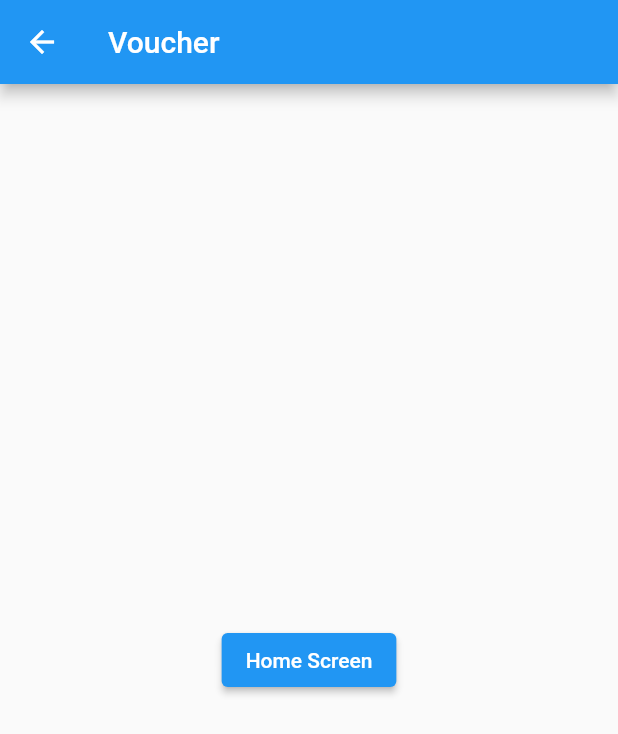
After one commit to axndmathias/flutter_food_delivery_app, a Flutter app: the VoucherScreen screen opened by its route, on a phone screen of 412 x 824 dp. The commit adds this screen. Shown: the top 734 px of the screen. Run offline on Flutter 3.47's test engine with Material 2 defaults, Android fonts, the phone set to English and light mode, and no system bars.

Commit message:
added voucher screen

```diff
--- a/lib/config/app_router.dart
+++ b/lib/config/app_router.dart
@@ -17,10 +17,9 @@ class AppRouter {
       // ignore: no_duplicate_case_values
       case HomeScreen.routeName:
         return HomeScreen.route();
-      // ignore: no_duplicate_case_values
+
       case LocationScreen.routeName:
         return LocationScreen.route();
-      // ignore: dead_code
 
       case BasketScreen.routeName:
         return BasketScreen.route();
--- a/lib/screens/screens.dart
+++ b/lib/screens/screens.dart
@@ -1,2 +1,9 @@
 export 'home/home_screen.dart';
 export 'location/location_screen.dart';
+export 'basket/basket_screen.dart';
+export 'checkout/checkout_screen.dart';
+export 'delivery_time/delivery_time_screen.dart';
+export 'filter/filter_screen.dart';
+export 'restaurant_details/restaurant_details_screen.dart';
+export 'restaurant_listing/restaurant_listing_screen.dart';
+export 'voucher/voucher_screen.dart';
--- /dev/null
+++ b/lib/screens/voucher/voucher_screen.dart
@@ -0,0 +1,31 @@
+import 'package:flutter/material.dart';
+
+class VoucherScreen extends StatelessWidget {
+  const VoucherScreen({Key? key}) : super(key: key);
+
+  static const String routeName = 'voucher';
+
+  static Route route() {
+    return MaterialPageRoute(
+      builder: (_) => const VoucherScreen(),
+      settings: const RouteSettings(name: routeName),
+    );
+  }
+
+  @override
+  Widget build(BuildContext context) {
+    return Scaffold(
+      appBar: AppBar(
+        title: const Text('Voucher'),
+      ),
+      body: Center(
+        child: ElevatedButton(
+          onPressed: () {
+            Navigator.pushNamed(context, '/');
+          },
+          child: const Text('Home Screen'),
+        ),
+      ),
+    );
+  }
+}
```
